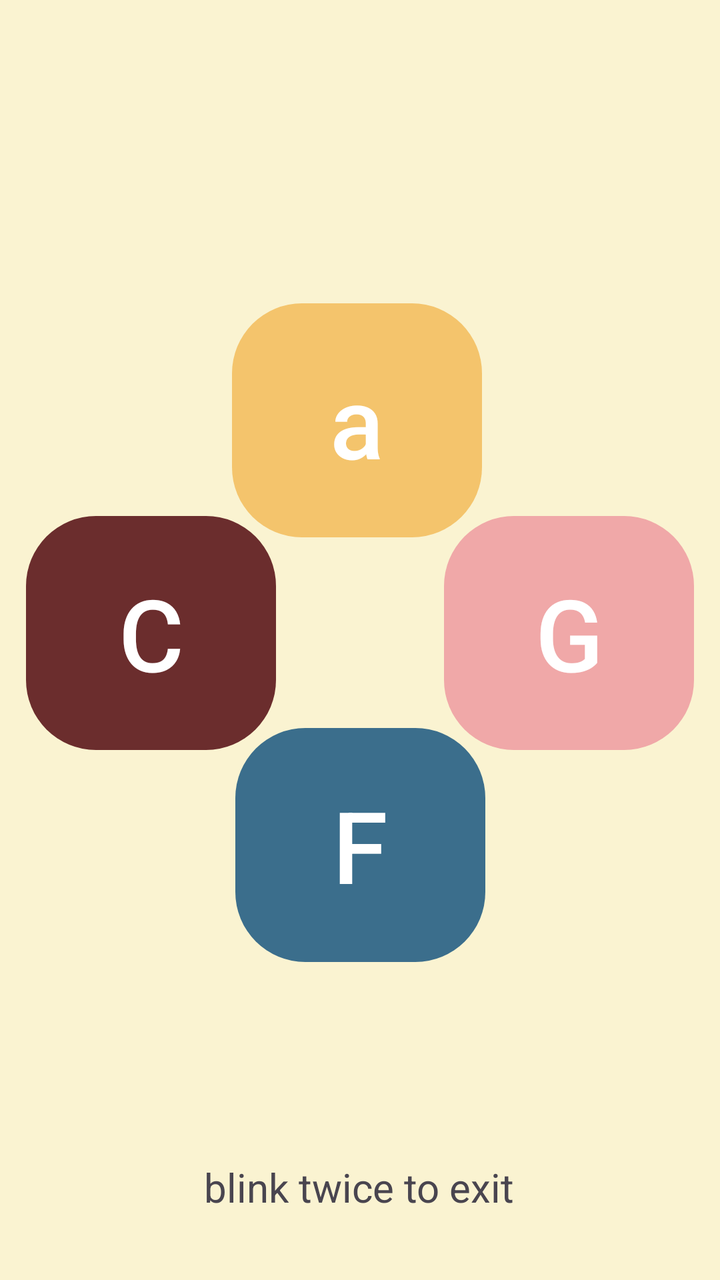
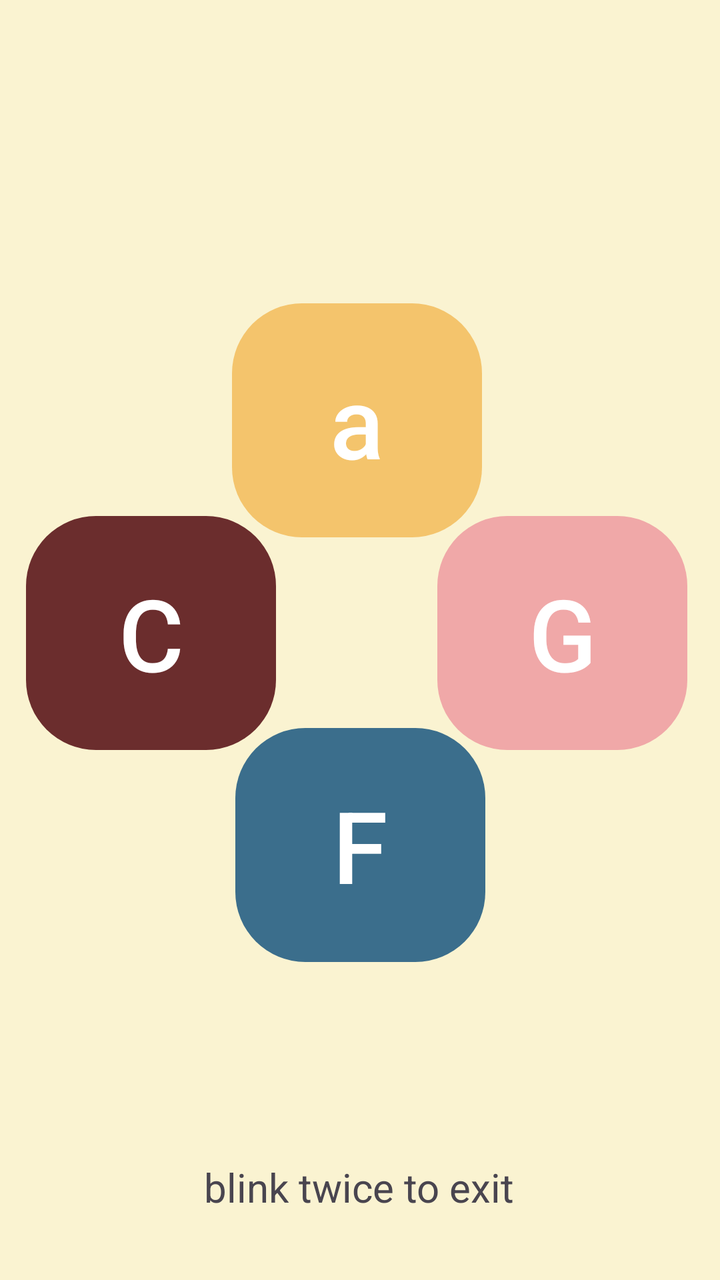

The first picture is an Android layout as it rendered before a commit; the second is the same layout after the commit. The layout source and the unified diff follow.
<!-- AndroidManifest.xml: application theme Theme.MyApplication -->
<!-- res/layout/activity_play.xml -->
<?xml version="1.0" encoding="utf-8"?>
<androidx.constraintlayout.widget.ConstraintLayout xmlns:android="http://schemas.android.com/apk/res/android"
    xmlns:app="http://schemas.android.com/apk/res-auto"
    xmlns:tools="http://schemas.android.com/tools"
    android:layout_width="match_parent"
    android:layout_height="match_parent"
    android:background="#FAF3D1">


    <Button
        android:id="@+id/GdurBtn"
        android:layout_width="125dp"
        android:layout_height="125dp"
        android:gravity="center"
        android:text="G"
        android:textSize="50sp"
        app:backgroundTint="#F0A8A8"
        app:cornerRadius="35dp"
        app:layout_constraintBottom_toBottomOf="parent"
        app:layout_constraintEnd_toEndOf="parent"
        app:layout_constraintHorizontal_bias="0.944"
        app:layout_constraintStart_toStartOf="parent"
        app:layout_constraintTop_toTopOf="parent"
        app:layout_constraintVertical_bias="0.493" />

    <Button
        android:id="@+id/AmolBtn"
        android:layout_width="125dp"
        android:layout_height="125dp"
        android:gravity="center"
        android:text="a"
        android:textSize="50sp"
        app:backgroundTint="#F4C46C"
        app:cornerRadius="35dp"
        app:layout_constraintBottom_toBottomOf="parent"
        app:layout_constraintEnd_toEndOf="parent"
        app:layout_constraintHorizontal_bias="0.493"
        app:layout_constraintStart_toStartOf="parent"
        app:layout_constraintTop_toTopOf="parent"
        app:layout_constraintVertical_bias="0.287" />

    <Button
        android:id="@+id/FdurBtn"
        android:layout_width="125dp"
        android:layout_height="125dp"
        android:gravity="center"
        android:text="F"
        android:textSize="50sp"
        app:backgroundTint="#3B6E8C"
        app:cornerRadius="35dp"
        app:layout_constraintBottom_toBottomOf="parent"
        app:layout_constraintEnd_toEndOf="parent"
        app:layout_constraintStart_toStartOf="parent"
        app:layout_constraintTop_toTopOf="parent"
        app:layout_constraintVertical_bias="0.699" />

    <Button
        android:id="@+id/CdurBtn"
        android:layout_width="125dp"
        android:layout_height="125dp"
        android:gravity="center"
        android:text="C"
        android:textSize="50sp"
        app:backgroundTint="#6B2D2D"
        app:cornerRadius="35dp"
        app:layout_constraintBottom_toBottomOf="parent"
        app:layout_constraintEnd_toEndOf="parent"
        app:layout_constraintHorizontal_bias="0.055"
        app:layout_constraintStart_toStartOf="parent"
        app:layout_constraintTop_toTopOf="parent"
        app:layout_constraintVertical_bias="0.493" />

    <TextView
        android:id="@+id/exitHintText"
        android:layout_width="wrap_content"
        android:layout_height="wrap_content"
        android:gravity="center"
        android:text="blink twice to exit"
        android:textSize="20sp"
        app:layout_constraintBottom_toBottomOf="parent"
        app:layout_constraintEnd_toEndOf="parent"
        app:layout_constraintHorizontal_bias="0.497"
        app:layout_constraintStart_toStartOf="parent"
        app:layout_constraintTop_toTopOf="parent"
        app:layout_constraintVertical_bias="0.946" />


</androidx.constraintlayout.widget.ConstraintLayout>
<!-- resources referenced by this layout -->
<resources>
  <style name="Theme.MyApplication" parent="Base.Theme.MyApplication" />
  <style name="Base.Theme.MyApplication" parent="Theme.Material3.DayNight.NoActionBar">
          
          
      </style>
</resources>

<!-- the commit's change to res/layout/activity_play.xml (unified diff, before → after) -->
@@ -18,7 +18,7 @@
         app:cornerRadius="35dp"
         app:layout_constraintBottom_toBottomOf="parent"
         app:layout_constraintEnd_toEndOf="parent"
-        app:layout_constraintHorizontal_bias="0.944"
+        app:layout_constraintHorizontal_bias="0.93"
         app:layout_constraintStart_toStartOf="parent"
         app:layout_constraintTop_toTopOf="parent"
         app:layout_constraintVertical_bias="0.493" />
